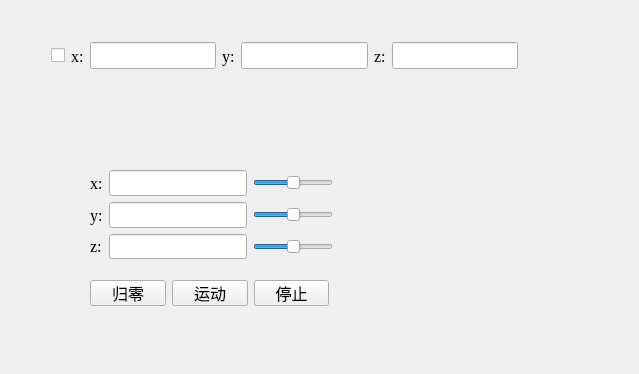
Above: delta_chest.ui from Efanplus/DriveRobot before the change. Below: the same form after it.
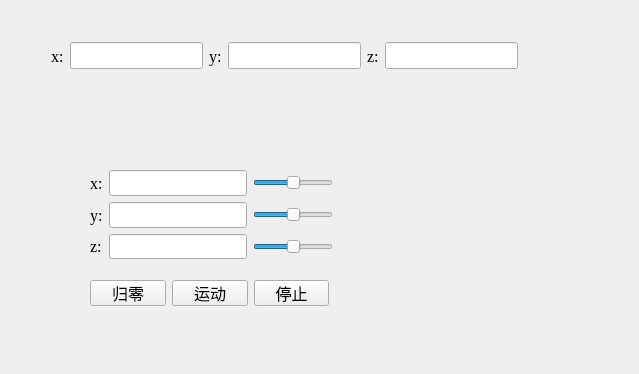
That is the form after the change.

Commit message: delta achieve

Diff of the .ui file:
```diff
--- a/delta_chest.ui
+++ b/delta_chest.ui
@@ -247,13 +247,6 @@
     </font>
    </property>
    <layout class="QHBoxLayout" name="horizontalLayout_2">
-    <item>
-     <widget class="QCheckBox" name="checkBox">
-      <property name="text">
-       <string/>
-      </property>
-     </widget>
-    </item>
     <item>
      <widget class="QLabel" name="label">
       <property name="font">
```
Left out of the diff: 4 changed lines with no effect on the pictures. The commit also changes 9 other files.
